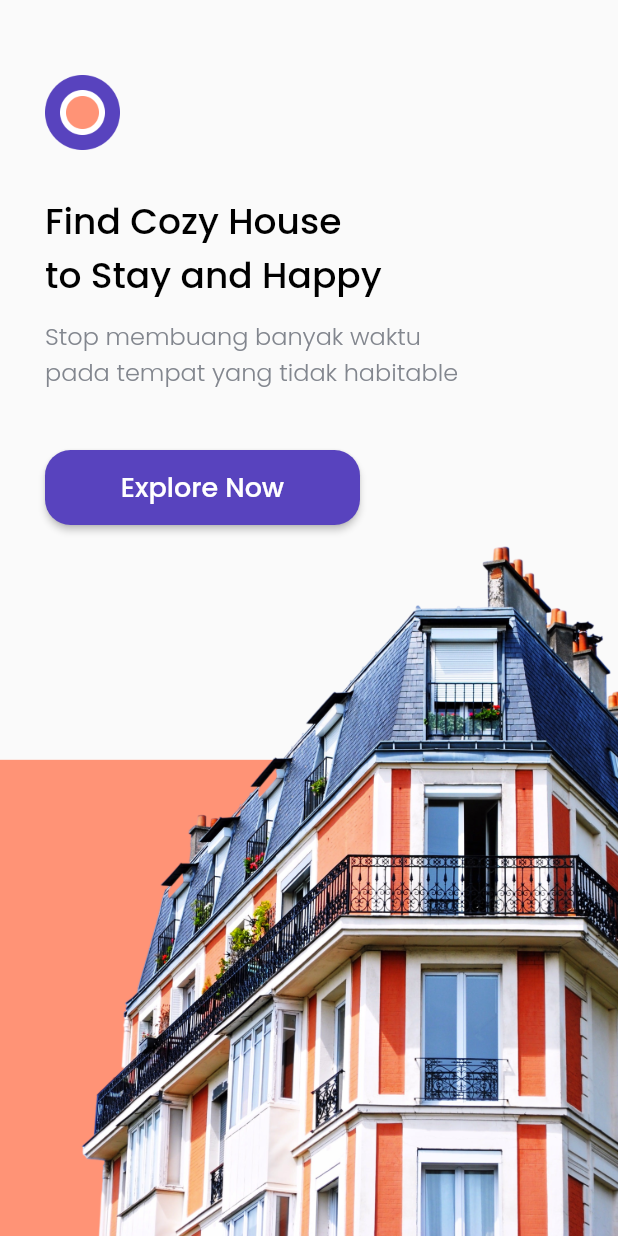
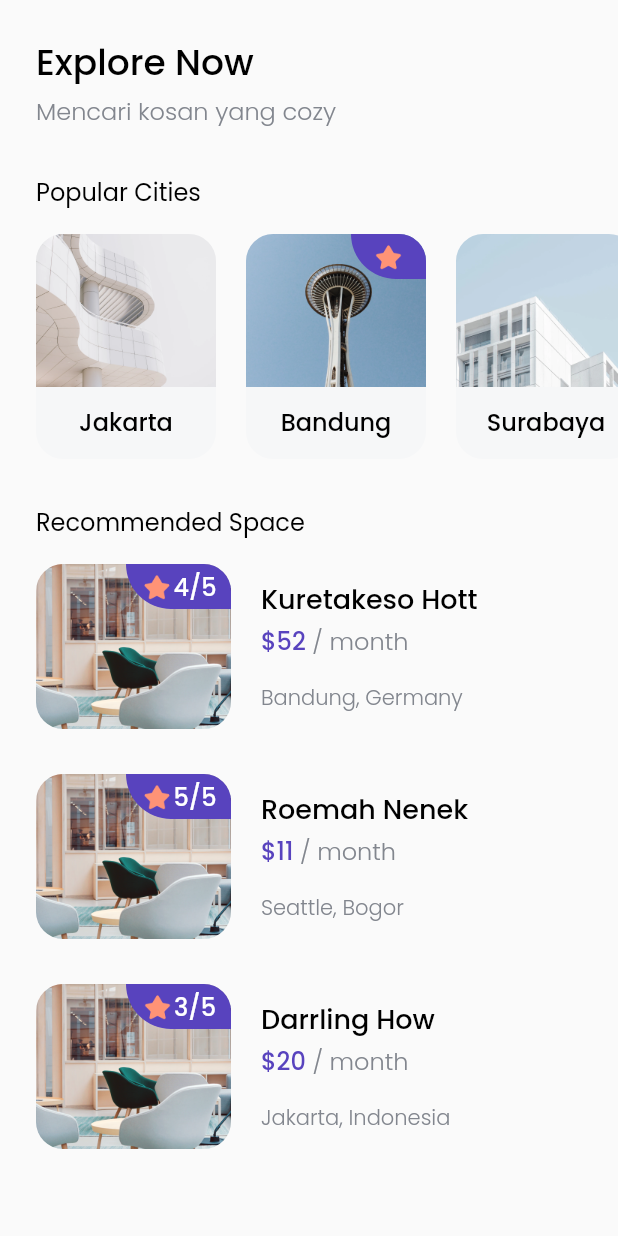
Before and after one commit to amrizal94/kelas_bwa, a Flutter app: the screen it shows after launch, after a tap on "Explore Now", on a phone screen of 412 x 824 dp. Run offline on Flutter 3.47's test engine with Material 2 defaults, Android fonts, the phone set to English and light mode, and no system bars; our stand-ins replace google_fonts.

Commit message:
homa page sampai recommended space

```diff
--- /dev/null
+++ b/cozy/lib/models/city.dart
@@ -0,0 +1,8 @@
+class City {
+  int? id;
+  String? name;
+  String? imageUrl;
+  bool? popular;
+
+  City({this.id, this.name, this.imageUrl, this.popular = false});
+}
--- /dev/null
+++ b/cozy/lib/models/space.dart
@@ -0,0 +1,9 @@
+class Space {
+  int? id;
+  String? name;
+  int? price;
+  String? location;
+  String? rating;
+
+  Space({this.id, this.name, this.price, this.location, this.rating});
+}
--- /dev/null
+++ b/cozy/lib/pages/home_page.dart
@@ -0,0 +1,157 @@
+import 'package:cozy/models/city.dart';
+import 'package:cozy/models/space.dart';
+import 'package:cozy/theme.dart';
+import 'package:cozy/widgets/city_card.dart';
+import 'package:cozy/widgets/space_card.dart';
+import 'package:flutter/material.dart';
+
+class HomaPage extends StatelessWidget {
+  const HomaPage({Key? key}) : super(key: key);
+
+  @override
+  Widget build(BuildContext context) {
+    return Scaffold(
+      body: SafeArea(
+        bottom: false,
+        child: Padding(
+          padding: EdgeInsets.symmetric(
+            vertical: edge,
+          ),
+          child: ListView(
+            children: [
+              // NOTE : TITLE
+              Padding(
+                padding: EdgeInsets.only(
+                  left: edge,
+                ),
+                child: Text(
+                  'Explore Now',
+                  style: blackTextStyle.copyWith(fontSize: 24),
+                ),
+              ),
+              const SizedBox(
+                height: 2,
+              ),
+              Padding(
+                padding: EdgeInsets.only(
+                  left: edge,
+                ),
+                child: Text(
+                  'Mencari kosan yang cozy',
+                  style: greyTextStyle.copyWith(fontSize: 16),
+                ),
+              ),
+              const SizedBox(
+                height: 30,
+              ),
+              // NOTE : POPULAR CITIES
+              Padding(
+                padding: EdgeInsets.only(
+                  left: edge,
+                ),
+                child: Text(
+                  'Popular Cities',
+                  style: regularTextStyle.copyWith(fontSize: 16),
+                ),
+              ),
+              const SizedBox(
+                height: 16,
+              ),
+              SizedBox(
+                height: 150,
+                width: 120,
+                child: ListView(
+                  scrollDirection: Axis.horizontal,
+                  children: [
+                    const SizedBox(
+                      width: 24,
+                    ),
+                    CityCard(
+                      city: City(
+                        id: 1,
+                        name: 'Jakarta',
+                        imageUrl: 'assets/images/city1.png',
+                      ),
+                    ),
+                    const SizedBox(
+                      width: 20,
+                    ),
+                    CityCard(
+                      city: City(
+                          id: 2,
+                          name: 'Bandung',
+                          imageUrl: 'assets/images/city2.png',
+                          popular: true),
+                    ),
+                    const SizedBox(
+                      width: 20,
+                    ),
+                    CityCard(
+                      city: City(
+                        id: 3,
+                        name: 'Surabaya',
+                        imageUrl: 'assets/images/city3.png',
+                      ),
+                    ),
+                  ],
+                ),
+              ),
+              const SizedBox(
+                height: 30,
+              ),
+              // NOTE : RECOMMENDED SPACE
+              Padding(
+                padding: EdgeInsets.only(
+                  left: edge,
+                ),
+                child: Text(
+                  'Recommended Space',
+                  style: regularTextStyle.copyWith(fontSize: 16),
+                ),
+              ),
+              const SizedBox(
+                height: 16,
+              ),
+              Column(
+                children: [
+                  SpaceCard(
+                    space: Space(
+                        id: 1,
+                        name: 'Kuretakeso Hott',
+                        price: 52,
+                        location: 'Bandung, Germany',
+                        rating: '4/5'),
+                  ),
+                  const SizedBox(
+                    height: 30,
+                  ),
+                  SpaceCard(
+                    space: Space(
+                      id: 2,
+                      name: 'Roemah Nenek',
+                      price: 11,
+                      location: 'Seattle, Bogor',
+                      rating: '5/5',
+                    ),
+                  ),
+                  const SizedBox(
+                    height: 30,
+                  ),
+                  SpaceCard(
+                    space: Space(
+                      id: 3,
+                      name: 'Darrling How',
+                      price: 20,
+                      location: 'Jakarta, Indonesia',
+                      rating: '3/5',
+                    ),
+                  ),
+                ],
+              ),
+            ],
+          ),
+        ),
+      ),
+    );
+  }
+}
--- a/cozy/lib/pages/splash_page.dart
+++ b/cozy/lib/pages/splash_page.dart
@@ -1,3 +1,4 @@
+import 'package:cozy/pages/home_page.dart';
 import 'package:cozy/theme.dart';
 import 'package:flutter/material.dart';
 
@@ -63,7 +64,14 @@ class SplashPage extends StatelessWidget {
                         ),
                       ),
                     ),
-                    onPressed: () {},
+                    onPressed: () {
+                      Navigator.push(
+                        context,
+                        MaterialPageRoute(
+                          builder: (context) => const HomaPage(),
+                        ),
+                      );
+                    },
                     child: Text(
                       'Explore Now',
                       style: whiteTextStyle.copyWith(
--- a/cozy/lib/theme.dart
+++ b/cozy/lib/theme.dart
@@ -6,6 +6,8 @@ Color orangeColor = const Color(0xffFF9376);
 Color blackColor = const Color(0xff000000);
 Color whiteColor = const Color(0xffFFFFFF);
 Color greyColor = const Color(0xff82868E);
+
+double edge = 24;
 
 TextStyle blackTextStyle = GoogleFonts.poppins(
   fontWeight: FontWeight.w500,
@@ -26,3 +28,8 @@ TextStyle purpleTextStyle = GoogleFonts.poppins(
   fontWeight: FontWeight.w500,
   color: purpleColor,
 );
+
+TextStyle regularTextStyle = GoogleFonts.poppins(
+  fontWeight: FontWeight.w400,
+  color: blackColor,
+);
--- /dev/null
+++ b/cozy/lib/widgets/city_card.dart
@@ -0,0 +1,63 @@
+import 'package:cozy/models/city.dart';
+import 'package:cozy/theme.dart';
+import 'package:flutter/material.dart';
+
+class CityCard extends StatelessWidget {
+  const CityCard({Key? key, required this.city}) : super(key: key);
+
+  final City city;
+
+  @override
+  Widget build(BuildContext context) {
+    return ClipRRect(
+      borderRadius: BorderRadius.circular(18),
+      child: Container(
+        height: 150,
+        width: 120,
+        color: const Color(0xffF6F7F8),
+        child: Column(
+          children: [
+            Stack(
+              children: [
+                Image.asset(
+                  city.imageUrl ?? 'assets/images/city1.png',
+                  width: 120,
+                  height: 102,
+                  fit: BoxFit.cover,
+                ),
+                city.popular == true
+                    ? Align(
+                        alignment: Alignment.topRight,
+                        child: Container(
+                          width: 50,
+                          height: 30,
+                          decoration: BoxDecoration(
+                              color: purpleColor,
+                              borderRadius: const BorderRadius.only(
+                                bottomLeft: Radius.circular(36),
+                              )),
+                          child: Center(
+                            child: Image.asset(
+                              'assets/images/Icon_star_solid.png',
+                              width: 22,
+                              height: 22,
+                            ),
+                          ),
+                        ),
+                      )
+                    : Container(),
+              ],
+            ),
+            const SizedBox(
+              height: 11,
+            ),
+            Text(
+              city.name ?? 'Kediri',
+              style: blackTextStyle.copyWith(fontSize: 16),
+            )
+          ],
+        ),
+      ),
+    );
+  }
+}
--- /dev/null
+++ b/cozy/lib/widgets/space_card.dart
@@ -0,0 +1,95 @@
+import 'package:cozy/models/space.dart';
+import 'package:cozy/theme.dart';
+import 'package:flutter/material.dart';
+
+class SpaceCard extends StatelessWidget {
+  const SpaceCard({Key? key, required this.space}) : super(key: key);
+
+  final Space space;
+
+  @override
+  Widget build(BuildContext context) {
+    return Row(
+      children: [
+        const SizedBox(
+          width: 24,
+        ),
+        ClipRRect(
+          borderRadius: BorderRadius.circular(18),
+          child: SizedBox(
+            width: 130,
+            height: 110,
+            child: Stack(
+              children: [
+                Image.asset('assets/images/space1.png'),
+                Align(
+                  alignment: Alignment.topRight,
+                  child: Container(
+                    width: 70,
+                    height: 30,
+                    decoration: BoxDecoration(
+                      color: purpleColor,
+                      borderRadius: const BorderRadius.only(
+                        bottomLeft: Radius.circular(36),
+                      ),
+                    ),
+                    child: Row(
+                      mainAxisAlignment: MainAxisAlignment.center,
+                      crossAxisAlignment: CrossAxisAlignment.center,
+                      children: [
+                        Image.asset(
+                          'assets/images/Icon_star_solid.png',
+                          width: 22,
+                          height: 22,
+                        ),
+                        Text(
+                          space.rating ?? '4/5',
+                          style: whiteTextStyle.copyWith(fontSize: 16),
+                        )
+                      ],
+                    ),
+                  ),
+                )
+              ],
+            ),
+          ),
+        ),
+        const SizedBox(
+          width: 20,
+        ),
+        Column(
+          crossAxisAlignment: CrossAxisAlignment.start,
+          children: [
+            Text(
+              space.name ?? 'Kuretakeso Hott',
+              style: blackTextStyle.copyWith(fontSize: 18),
+            ),
+            const SizedBox(
+              height: 2,
+            ),
+            Text.rich(
+              TextSpan(
+                  text: '\$' + space.price.toString(),
+                  style: purpleTextStyle.copyWith(fontSize: 16),
+                  children: [
+                    TextSpan(
+                      text: ' / month',
+                      style: greyTextStyle.copyWith(
+                        fontSize: 16,
+                      ),
+                    ),
+                  ]),
+            ),
+            const SizedBox(
+              height: 16,
+            ),
+            Text(
+              space.location ?? 'Bandung, Germany',
+              style: greyTextStyle,
+            )
+          ],
+        ),
+      ],
+    );
+  }
+}
```
